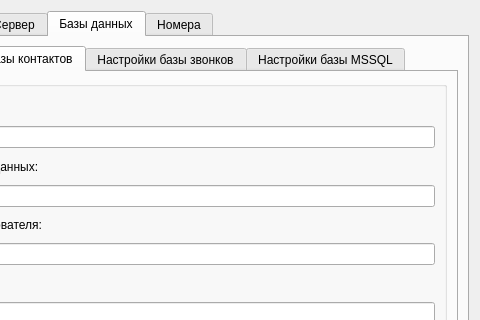
Qt form SettingsDialog.ui (okostynchuk/Outcall) before a commit; both pictures show x 109 to 589 and y 0 to 320 of the 589 by 467 pixel window.
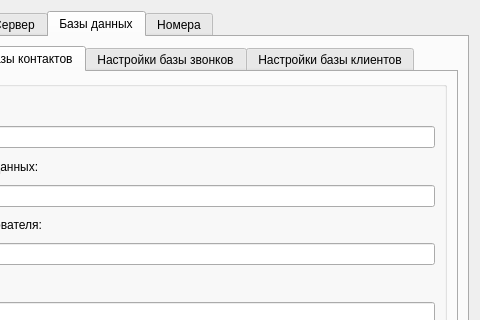
The same form after that commit. The open tabs and pages were chosen to show the change. Icons and pictures are not drawn.

Commit message: MSSQL -> клиентов

```diff
--- a/SettingsDialog.ui
+++ b/SettingsDialog.ui
@@ -349,7 +349,7 @@
          </widget>
          <widget class="QWidget" name="tab_4">
           <attribute name="title">
-           <string>Настройки базы MSSQL</string>
+           <string>Настройки базы клиентов</string>
           </attribute>
           <layout class="QGridLayout" name="gridLayout_10">
            <item row="0" column="0">
```
